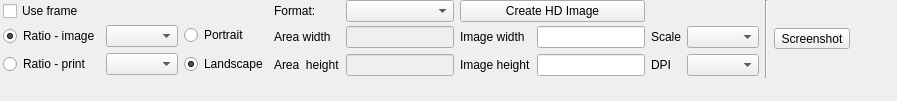
The window that src/gui/forms/toolbar_imagegroup.ui (open-scan-crew/OpenScanTools) describes before a commit, drawn with Qt 5.
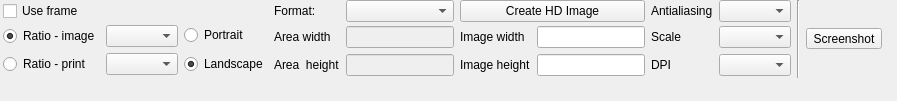
The same window after the commit. Icons and pictures are not drawn.

Commit message: Add HD export antialiasing options

```diff
--- a/src/gui/forms/toolbar_imagegroup.ui
+++ b/src/gui/forms/toolbar_imagegroup.ui
@@ -286,6 +286,16 @@
      </property>
     </widget>
    </item>
+   <item row="0" column="11">
+    <widget class="QLabel" name="label_antialiasing">
+     <property name="text">
+      <string>Antialiasing</string>
+     </property>
+    </widget>
+   </item>
+   <item row="0" column="12">
+    <widget class="QComboBox" name="comboBox_antialiasHD"/>
+   </item>
   </layout>
  </widget>
  <tabstops>
```
Left out of the diff: 1 changed line with no effect on the pictures. The commit also changes 5 other files.
